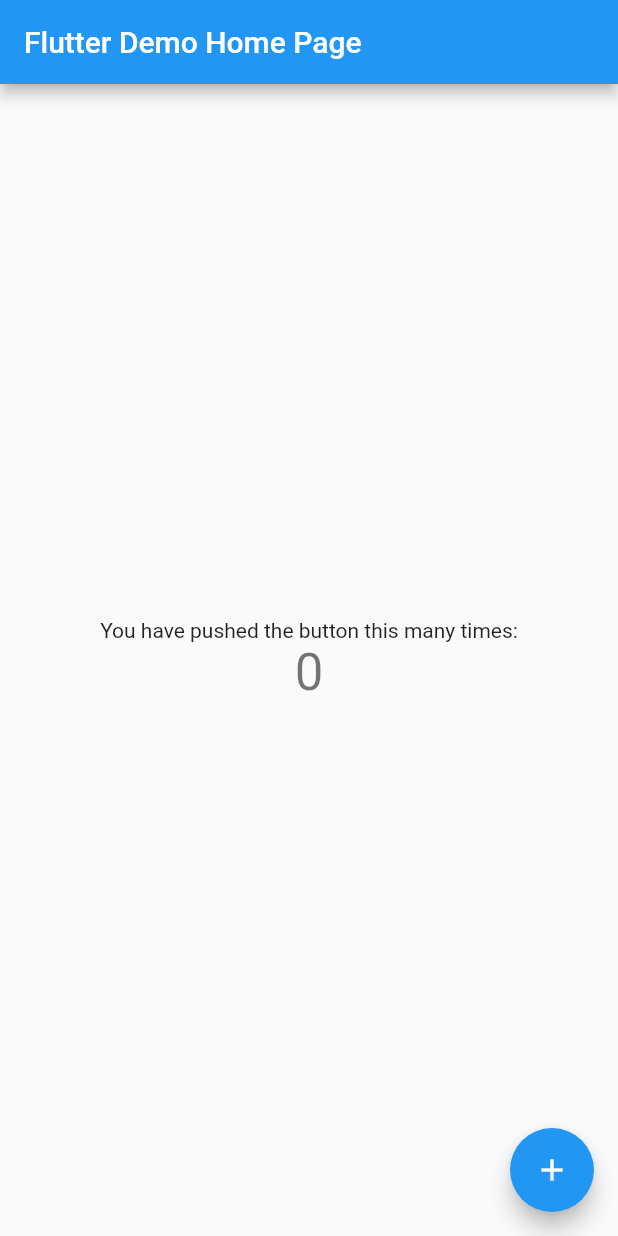
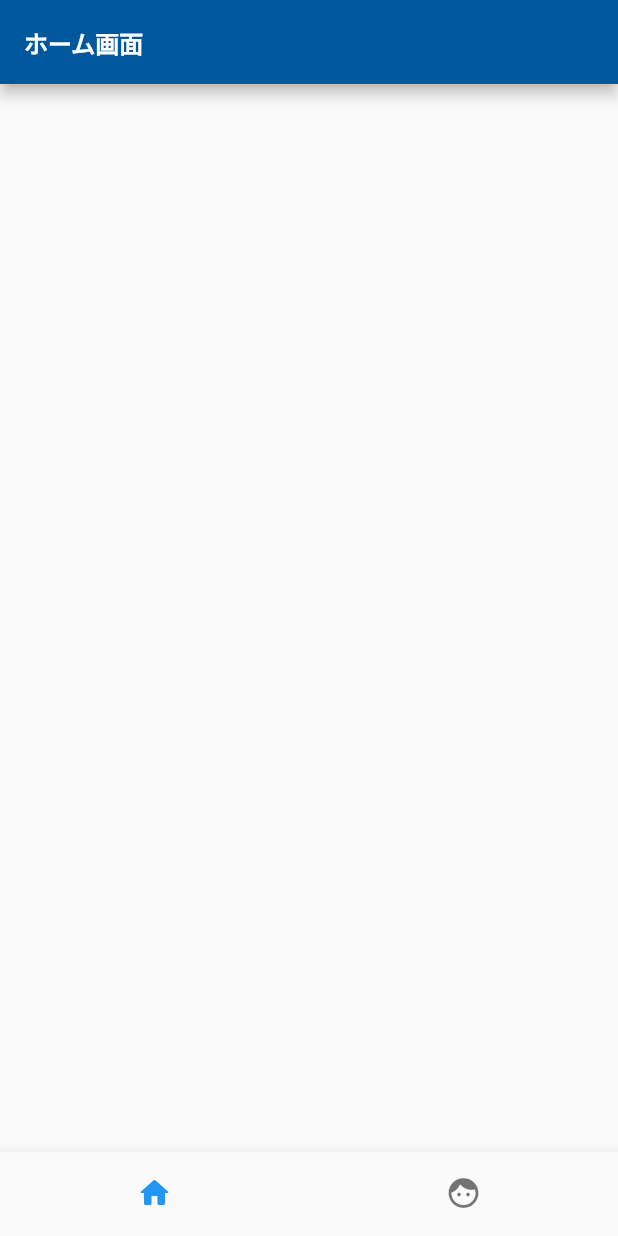
Before and after one commit to kenta-wakasa/aji, a Flutter app: the screen it shows after launch, on a phone screen of 412 x 824 dp. Run offline on Flutter 3.47's test engine with Material 2 defaults, Android fonts, the phone set to English and light mode, and no system bars; our stand-ins replace firebase_auth, firebase_core, flutter_riverpod, flutter_svg, google_sign_in; accounts and stored records are empty; network calls fail.

Commit message:
feat: サインインとディプレイネームの変更

```diff
--- a/lib/main.dart
+++ b/lib/main.dart
@@ -1,113 +1,62 @@
+import 'package:firebase_core/firebase_core.dart';
 import 'package:flutter/material.dart';
+import 'package:flutter_riverpod/flutter_riverpod.dart';
+
+import 'page/main_page.dart';
 
 void main() {
-  runApp(MyApp());
+  WidgetsFlutterBinding.ensureInitialized();
+  runApp(
+    ProviderScope(
+      child: App(),
+    ),
+  );
 }
 
-class MyApp extends StatelessWidget {
-  // This widget is the root of your application.
+class App extends StatelessWidget {
+  // Create the initialization Future outside of `build`:
+  final Future<FirebaseApp> _initialization = Firebase.initializeApp();
+
   @override
   Widget build(BuildContext context) {
-    return MaterialApp(
-      title: 'Flutter Demo',
-      theme: ThemeData(
-        // This is the theme of your application.
-        //
-        // Try running your application with "flutter run". You'll see the
-        // application has a blue toolbar. Then, without quitting the app, try
-        // changing the primarySwatch below to Colors.green and then invoke
-        // "hot reload" (press "r" in the console where you ran "flutter run",
-        // or simply save your changes to "hot reload" in a Flutter IDE).
-        // Notice that the counter didn't reset back to zero; the application
-        // is not restarted.
-        primarySwatch: Colors.blue,
-      ),
-      home: MyHomePage(title: 'Flutter Demo Home Page'),
+    return FutureBuilder(
+      // Initialize FlutterFire:
+      future: _initialization,
+      builder: (context, snapshot) {
+        // Check for errors
+        if (snapshot.hasError) {
+          return SomethingWentWrong();
+        }
+
+        // Once complete, show your application
+        if (snapshot.connectionState == ConnectionState.done) {
+          return MainPage();
+        }
+
+        return Loading();
+      },
     );
   }
 }
 
-class MyHomePage extends StatefulWidget {
-  MyHomePage({Key key, this.title}) : super(key: key);
-
-  // This widget is the home page of your application. It is stateful, meaning
-  // that it has a State object (defined below) that contains fields that affect
-  // how it looks.
-
-  // This class is the configuration for the state. It holds the values (in this
-  // case the title) provided by the parent (in this case the App widget) and
-  // used by the build method of the State. Fields in a Widget subclass are
-  // always marked "final".
-
-  final String title;
-
-  @override
-  _MyHomePageState createState() => _MyHomePageState();
-}
-
-class _MyHomePageState extends State<MyHomePage> {
-  int _counter = 0;
-
-  void _incrementCounter() {
-    setState(() {
-      // This call to setState tells the Flutter framework that something has
-      // changed in this State, which causes it to rerun the build method below
-      // so that the display can reflect the updated values. If we changed
-      // _counter without calling setState(), then the build method would not be
-      // called again, and so nothing would appear to happen.
-      _counter++;
-    });
-  }
-
+class SomethingWentWrong extends StatelessWidget {
   @override
   Widget build(BuildContext context) {
-    // This method is rerun every time setState is called, for instance as done
-    // by the _incrementCounter method above.
-    //
-    // The Flutter framework has been optimized to make rerunning build methods
-    // fast, so that you can just rebuild anything that needs updating rather
-    // than having to individually change instances of widgets.
-    return Scaffold(
-      appBar: AppBar(
-        // Here we take the value from the MyHomePage object that was created by
-        // the App.build method, and use it to set our appbar title.
-        title: Text(widget.title),
+    return const MaterialApp(
+      home: Scaffold(
+        body: Center(child: Text('Firebaseとの接続に失敗しました')),
       ),
-      body: Center(
-        // Center is a layout widget. It takes a single child and positions it
-        // in the middle of the parent.
-        child: Column(
-          // Column is also a layout widget. It takes a list of children and
-          // arranges them vertically. By default, it sizes itself to fit its
-          // children horizontally, and tries to be as tall as its parent.
-          //
-          // Invoke "debug painting" (press "p" in the console, choose the
-          // "Toggle Debug Paint" action from the Flutter Inspector in Android
-          // Studio, or the "Toggle Debug Paint" command in Visual Studio Code)
-          // to see the wireframe for each widget.
-          //
-          // Column has various properties to control how it sizes itself and
-          // how it positions its children. Here we use mainAxisAlignment to
-          // center the children vertically; the main axis here is the vertical
-          // axis because Columns are vertical (the cross axis would be
-          // horizontal).
-          mainAxisAlignment: MainAxisAlignment.center,
-          children: <Widget>[
-            Text(
-              'You have pushed the button this many times:',
-            ),
-            Text(
-              '$_counter',
-              style: Theme.of(context).textTheme.headline4,
-            ),
-          ],
-        ),
-      ),
-      floatingActionButton: FloatingActionButton(
-        onPressed: _incrementCounter,
-        tooltip: 'Increment',
-        child: Icon(Icons.add),
-      ), // This trailing comma makes auto-formatting nicer for build methods.
     );
   }
 }
+
+class Loading extends StatelessWidget {
+  @override
+  Widget build(BuildContext context) {
+    return const MaterialApp(
+      home: Scaffold(
+        body: Center(child: Text('初期化中')),
+      ),
+    );
+  }
+}
--- /dev/null
+++ b/lib/page/home_page.dart
@@ -0,0 +1,19 @@
+import 'package:flutter/material.dart';
+import 'package:flutter_riverpod/flutter_riverpod.dart';
+
+import '../provider/providers.dart';
+
+class HomePage extends ConsumerWidget {
+  @override
+  Widget build(BuildContext context, ScopedReader watch) {
+    final provider = watch(authProvider);
+    return Scaffold(
+      appBar: AppBar(
+        title: Text(
+          'ホーム画面',
+          style: Theme.of(context).textTheme.headline6,
+        ),
+      ),
+    );
+  }
+}
--- /dev/null
+++ b/lib/page/main_page.dart
@@ -0,0 +1,35 @@
+import 'package:flutter/material.dart';
+import 'package:flutter_riverpod/flutter_riverpod.dart';
+
+import 'navigation_page.dart';
+
+class MainPage extends ConsumerWidget {
+  @override
+  Widget build(BuildContext context, ScopedReader watch) {
+    return MaterialApp(
+      theme: ThemeData(
+        primaryColor: Colors.lightBlue[900],
+        visualDensity: VisualDensity.adaptivePlatformDensity,
+        textTheme: const TextTheme(
+          headline1: TextStyle(
+            fontSize: 120,
+            color: Colors.white,
+            fontWeight: FontWeight.bold,
+          ),
+          headline6: TextStyle(
+            fontSize: 16,
+            color: Colors.white,
+            fontWeight: FontWeight.bold,
+          ),
+          bodyText1: TextStyle(
+            fontSize: 24,
+            color: Colors.black,
+            fontWeight: FontWeight.bold,
+          ),
+          button: TextStyle(fontWeight: FontWeight.bold),
+        ),
+      ),
+      home: NavigationPage(),
+    );
+  }
+}
--- /dev/null
+++ b/lib/page/navigation_page.dart
@@ -0,0 +1,30 @@
+import 'package:flutter/material.dart';
+import 'package:flutter_riverpod/flutter_riverpod.dart';
+
+import '../provider/providers.dart';
+
+class NavigationPage extends ConsumerWidget {
+  @override
+  Widget build(BuildContext context, ScopedReader watch) {
+    final provider = watch(navigationProvider);
+    return Scaffold(
+      body: provider.currentPage,
+      bottomNavigationBar: BottomNavigationBar(
+        showSelectedLabels: false,
+        showUnselectedLabels: false,
+        currentIndex: provider.currentIndex,
+        onTap: (index) => provider.currentIndex = index,
+        items: const <BottomNavigationBarItem>[
+          BottomNavigationBarItem(
+            icon: Icon(Icons.home_rounded),
+            label: '',
+          ),
+          BottomNavigationBarItem(
+            icon: Icon(Icons.face_rounded),
+            label: '',
+          ),
+        ],
+      ),
+    );
+  }
+}
--- /dev/null
+++ b/lib/provider/providers.dart
@@ -0,0 +1,2 @@
+export 'auth.dart';
+export 'navigation.dart';
```
Also changed, not shown: lib/page/change_name_dialog.dart (added, +42 -0 lines), lib/page/common_widget/google_button.dart (added, +33 -0 lines), lib/page/login_page.dart (added, +45 -0 lines), lib/page/my_page.dart (added, +53 -0 lines), lib/provider/auth.dart (added, +59 -0 lines), lib/provider/navigation.dart (added, +36 -0 lines), pubspec.yaml (+9 -1 lines), images/btn_google_light_normal_ios.svg (added), pubspec.lock, 7 other files.
